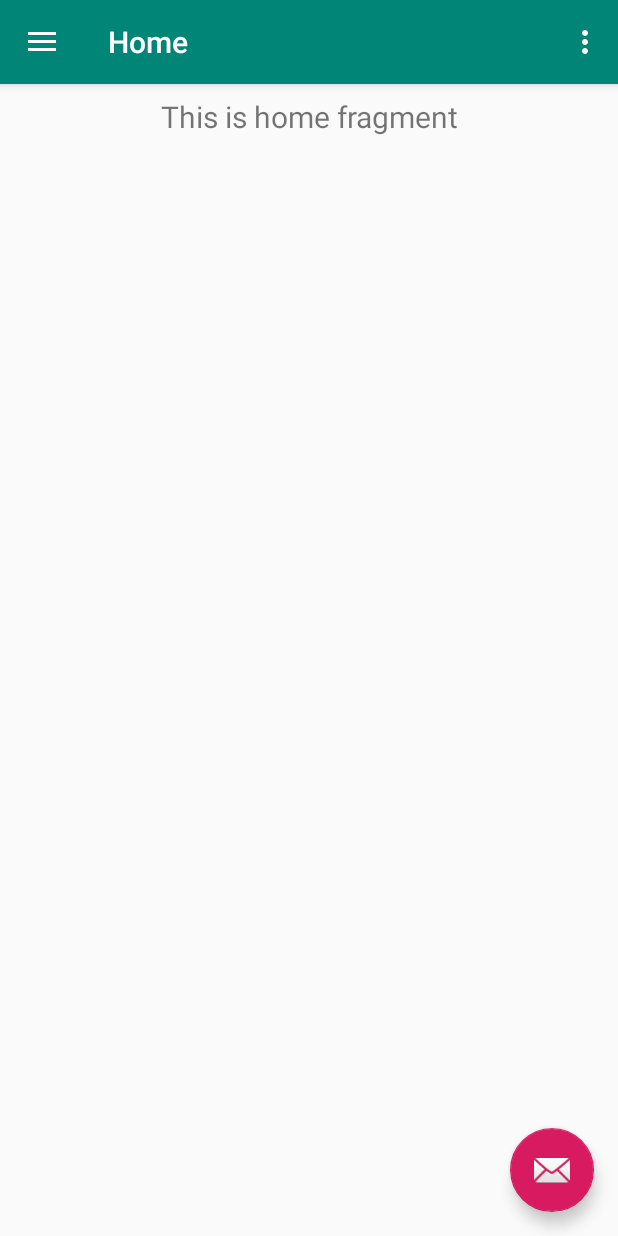
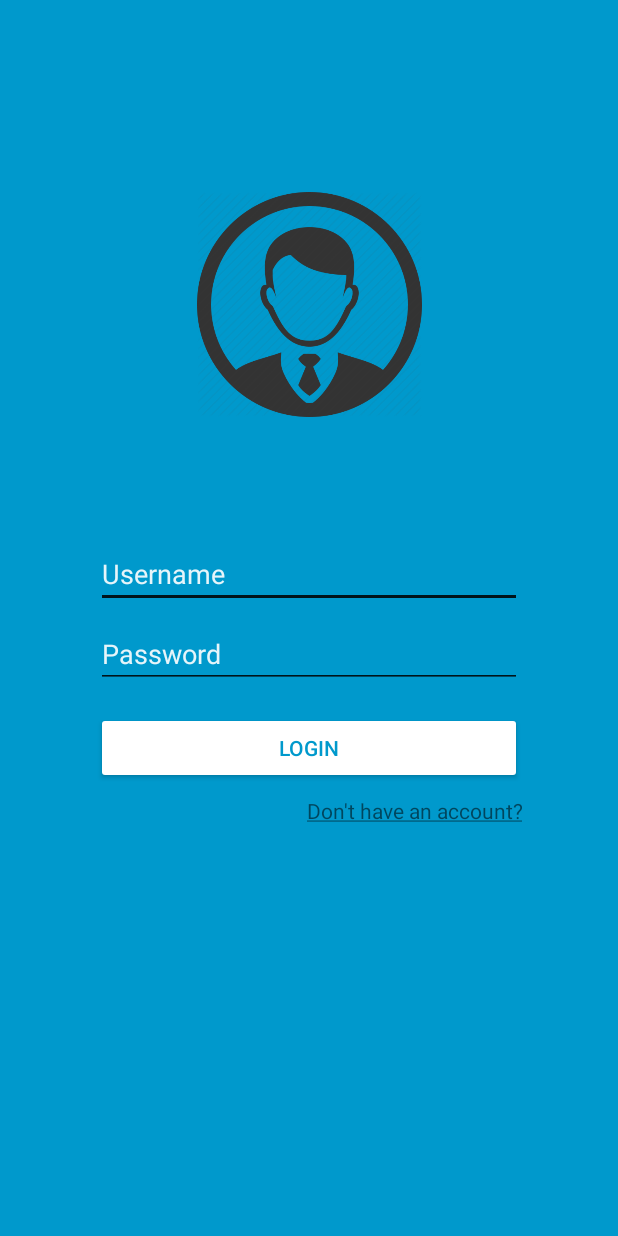
Before and after one commit to MTNANCE/ToolSquirrel, an Android app: the screen it shows after launch (MainActivity before the commit, LoginActivity after it), on a phone screen of 412 x 824 dp. Run offline under Robolectric (Android 15) with nearby library versions, the phone set to English and light mode, and no system bars.

Commit message:
Add and change main activity to Login

```diff
--- a/app/src/main/AndroidManifest.xml
+++ b/app/src/main/AndroidManifest.xml
@@ -1,6 +1,7 @@
 <?xml version="1.0" encoding="utf-8"?>
 <manifest xmlns:android="http://schemas.android.com/apk/res/android"
     package="no.purplecloud.toolsquirrel">
+    <uses-permission android:name="android.permission.INTERNET" />
 
     <application
         android:allowBackup="true"
@@ -13,9 +14,12 @@
             android:name=".MainActivity"
             android:label="@string/app_name"
             android:theme="@style/AppTheme.NoActionBar">
+        </activity>
+
+        <!-- Login is the start activity -->
+        <activity android:name=".LoginActivity">
             <intent-filter>
                 <action android:name="android.intent.action.MAIN" />
-
                 <category android:name="android.intent.category.LAUNCHER" />
             </intent-filter>
         </activity>
--- /dev/null
+++ b/app/src/main/java/no/purplecloud/toolsquirrel/LoginActivity.java
@@ -0,0 +1,78 @@
+package no.purplecloud.toolsquirrel;
+
+import android.content.Context;
+import android.os.Bundle;
+import android.util.AttributeSet;
+import android.view.KeyEvent;
+import android.view.View;
+import android.widget.Button;
+import android.widget.TextView;
+import android.widget.Toast;
+
+import androidx.annotation.NonNull;
+import androidx.annotation.Nullable;
+import androidx.appcompat.app.AppCompatActivity;
+
+import no.purplecloud.toolsquirrel.async.LoginTask;
+import no.purplecloud.toolsquirrel.listener.LoginListener;
+
+public class LoginActivity extends AppCompatActivity implements LoginListener {
+    private TextView txtUsername;
+    private TextView txtPassword;
+    private Button btnLogin;
+
+    private TextView txtRegister;
+
+    @Override
+    protected void onCreate(@Nullable Bundle savedInstanceState) {
+        super.onCreate(savedInstanceState);
+        setContentView(R.layout.login_main);
+
+        // Get view instances
+        txtUsername =   findViewById(R.id.txtUsername);
+        txtPassword =   findViewById(R.id.txtPassword);
+        btnLogin =      findViewById(R.id.btnLogin);
+
+        txtRegister = findViewById(R.id.txtRegister);
+
+        btnLogin.setOnClickListener(e -> {
+            // Submit username and password to API client
+            String username = txtUsername.getText().toString();
+            String password = txtPassword.getText().toString();
+
+            // Disable button while request is ongoing
+            btnLogin.setEnabled(false);
+
+            // Preform login
+            new LoginTask(username, password).setCallback(this).execute();
+        });
+
+        txtPassword.setOnKeyListener((view, keyCode, e) -> {
+            // If the 'ENTER' key has been pressed, programmatically click on login button
+            if (e.getAction() == KeyEvent.ACTION_DOWN && keyCode == KeyEvent.KEYCODE_ENTER) {
+                btnLogin.performClick();
+            }
+
+            return true;
+        });
+
+        txtRegister.setClickable(true);
+        txtRegister.setOnClickListener(e -> {
+            // TODO Goto registration activity
+            Toast.makeText(this, "Registration...", Toast.LENGTH_SHORT).show();
+        });
+    }
+
+    @Override
+    public void onLogin(boolean success, String msg) {
+        runOnUiThread(() -> {
+            // Do some GUI tasks on UI thread (to prevent exceptions)
+            btnLogin.setEnabled(true);  // Enable button after task is finished
+            Toast.makeText(this, msg, Toast.LENGTH_SHORT).show();
+        });
+
+        if (success) {
+            // TODO Proceed to next activity
+        }
+    }
+}
--- /dev/null
+++ b/app/src/main/java/no/purplecloud/toolsquirrel/listener/LoginListener.java
@@ -0,0 +1,5 @@
+package no.purplecloud.toolsquirrel.listener;
+
+public interface LoginListener {
+    void onLogin(boolean success, String msg);
+}
--- /dev/null
+++ b/app/src/main/res/layout/login_main.xml
@@ -0,0 +1,86 @@
+<?xml version="1.0" encoding="utf-8"?>
+<androidx.constraintlayout.widget.ConstraintLayout xmlns:android="http://schemas.android.com/apk/res/android"
+    xmlns:app="http://schemas.android.com/apk/res-auto"
+    xmlns:tools="http://schemas.android.com/tools"
+    android:layout_width="match_parent"
+    android:layout_height="match_parent"
+    android:background="@android:color/holo_blue_dark"
+    tools:context=".LoginActivity">
+
+    <ImageView
+        android:id="@+id/user_logo"
+        android:layout_width="150dp"
+        android:layout_height="150dp"
+        android:layout_marginTop="128dp"
+        android:adjustViewBounds="true"
+        android:scaleType="fitCenter"
+        app:layout_constraintEnd_toEndOf="parent"
+        app:layout_constraintHorizontal_bias=".5"
+        app:layout_constraintStart_toStartOf="parent"
+        app:layout_constraintTop_toTopOf="parent"
+        app:srcCompat="@drawable/user_circle" />
+
+    <EditText
+        android:id="@+id/txtUsername"
+        android:layout_width="match_parent"
+        android:layout_height="wrap_content"
+        android:layout_marginStart="64dp"
+        android:layout_marginTop="82dp"
+        android:layout_marginEnd="64dp"
+        android:backgroundTint="?attr/actionMenuTextColor"
+        android:ems="10"
+        android:hint="@string/username_placeholder"
+        android:inputType="textPersonName"
+        android:textColor="@android:color/white"
+        android:textColorHint="#E6FFFFFF"
+        android:textSize="18sp"
+        app:layout_constraintEnd_toEndOf="parent"
+        app:layout_constraintStart_toStartOf="parent"
+        app:layout_constraintTop_toBottomOf="@+id/user_logo" />
+
+    <EditText
+        android:id="@+id/txtPassword"
+        android:layout_width="match_parent"
+        android:layout_height="wrap_content"
+        android:layout_marginStart="64dp"
+        android:layout_marginTop="8dp"
+        android:layout_marginEnd="64dp"
+        android:backgroundTint="?attr/actionMenuTextColor"
+        android:ems="10"
+        android:hint="@string/password_placeholder"
+        android:inputType="textPassword"
+        android:textColor="@android:color/white"
+        android:textColorHint="#E6FFFFFF"
+        android:textSize="18sp"
+        app:layout_constraintEnd_toEndOf="parent"
+        app:layout_constraintStart_toStartOf="parent"
+        app:layout_constraintTop_toBottomOf="@id/txtUsername" />
+
+    <Button
+        android:id="@+id/btnLogin"
+        android:layout_width="match_parent"
+        android:layout_height="wrap_content"
+        android:layout_marginStart="64dp"
+        android:layout_marginTop="16dp"
+        android:layout_marginEnd="64dp"
+        android:backgroundTint="@android:color/white"
+        android:text="@string/login_btn"
+        android:textColor="@android:color/holo_blue_dark"
+        app:layout_constraintEnd_toEndOf="parent"
+        app:layout_constraintStart_toStartOf="parent"
+        app:layout_constraintTop_toBottomOf="@+id/txtPassword" />
+
+    <TextView
+        android:id="@+id/txtRegister"
+        android:layout_width="match_parent"
+        android:layout_height="wrap_content"
+        android:layout_marginStart="64dp"
+        android:layout_marginTop="8dp"
+        android:layout_marginEnd="64dp"
+        android:text="@string/login_no_account"
+        android:textAlignment="textEnd"
+        app:layout_constraintEnd_toEndOf="parent"
+        app:layout_constraintStart_toStartOf="parent"
+        app:layout_constraintTop_toBottomOf="@+id/btnLogin" />
+
+</androidx.constraintlayout.widget.ConstraintLayout>
--- a/app/src/main/res/values/strings.xml
+++ b/app/src/main/res/values/strings.xml
@@ -13,4 +13,9 @@
     <string name="menu_tools">Tools</string>
     <string name="menu_share">Share</string>
     <string name="menu_send">Send</string>
+
+    <string name="username_placeholder">Username</string>
+    <string name="password_placeholder">Password</string>
+    <string name="login_btn">Login</string>
+    <string name="login_no_account"><u>Don\'t have an account?</u></string>
 </resources>
--- a/app/src/main/res/values/styles.xml
+++ b/app/src/main/res/values/styles.xml
@@ -1,8 +1,7 @@
 <resources>
 
     <!-- Base application theme. -->
-    <style name="AppTheme" parent="Theme.AppCompat.Light.DarkActionBar">
-        <!-- Customize your theme here. -->
+    <style name="AppTheme" parent="Theme.AppCompat.Light.NoActionBar">
         <item name="colorPrimary">@color/colorPrimary</item>
         <item name="colorPrimaryDark">@color/colorPrimaryDark</item>
         <item name="colorAccent">@color/colorAccent</item>
```
Also changed, not shown: app/build.gradle (+19 -0 lines), app/src/main/java/no/purplecloud/toolsquirrel/APIClient.java (added, +48 -0 lines), app/src/main/java/no/purplecloud/toolsquirrel/Endpoints.java (added, +11 -0 lines), app/src/main/java/no/purplecloud/toolsquirrel/async/LoginTask.java (added, +58 -0 lines), app/src/main/res/drawable/user_circle.png (added).
